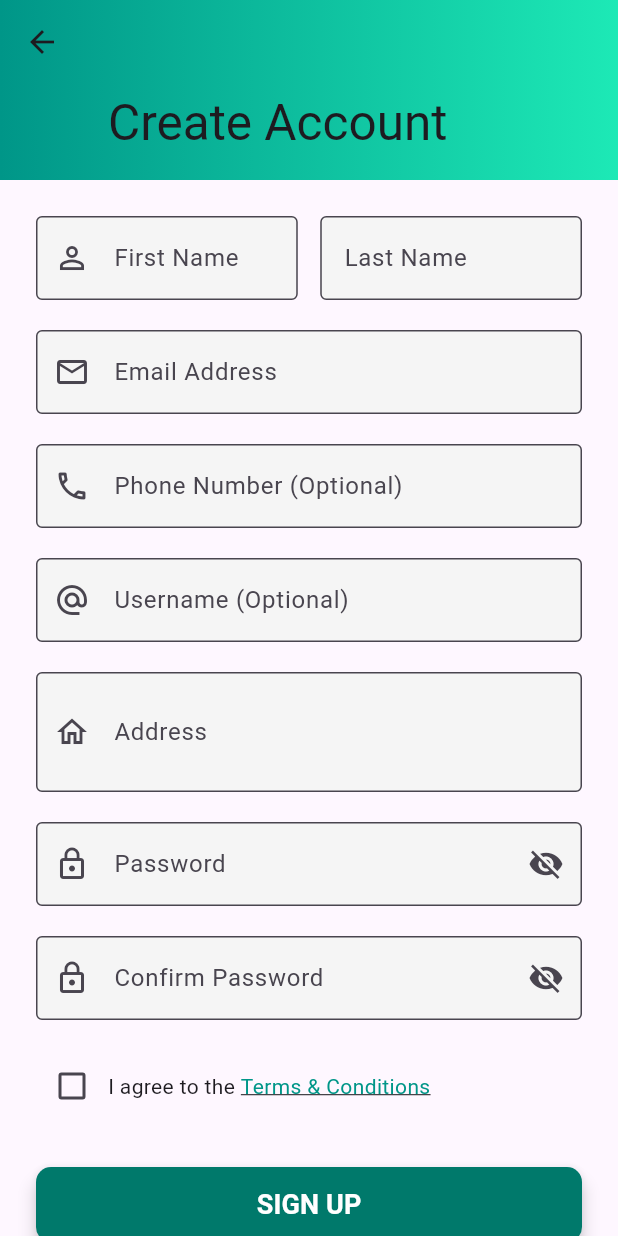
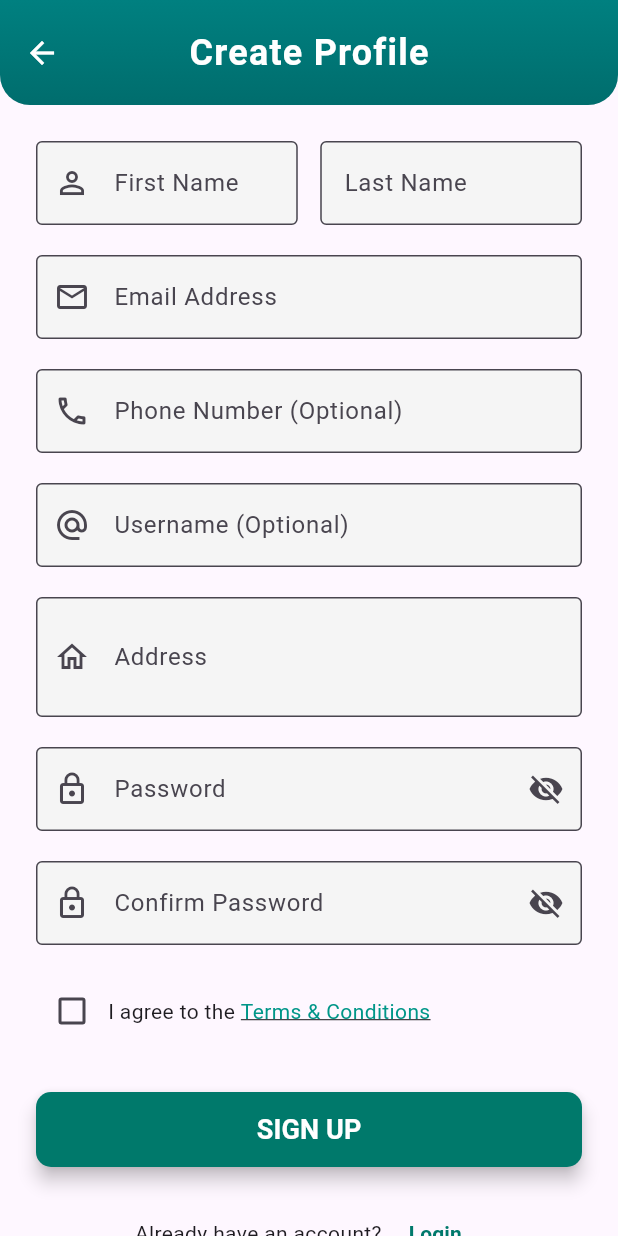
Before and after one commit to topmasum/Pet-guardian-, a Flutter app: the SignUpPage screen opened directly, on a phone screen of 412 x 824 dp. Run offline on Flutter 3.47's test engine with Material 3 defaults, Android fonts, the phone set to English and light mode, and no system bars; our stand-ins replace cloud_firestore, firebase_auth, firebase_core, image_picker; accounts and stored records are empty.

Commit message:
with new profile image and design

```diff
--- a/lib/signup_page.dart
+++ b/lib/signup_page.dart
@@ -104,22 +104,54 @@ class _SignUpPageState extends State<SignUpPage> {
   @override
   Widget build(BuildContext context) {
     return Scaffold(
+      appBar: AppBar(
+        title: Text(
+          'Create Profile',
+          style: TextStyle(
+            fontSize: 24,
+            fontWeight: FontWeight.w600,
+            color: Colors.white,
+            letterSpacing: 0.8,
+          ),
+        ),
+        centerTitle: true,
+        backgroundColor: Colors.transparent,
+        elevation: 0,
+        toolbarHeight: 70,
+        leading: IconButton(
+          icon: Icon(Icons.arrow_back, color: Colors.white),
+          onPressed: () => Navigator.pop(context),
+        ),
+        flexibleSpace: ClipRRect(
+          borderRadius: BorderRadius.only(
+            bottomLeft: Radius.circular(20),
+            bottomRight: Radius.circular(20),
+          ),
+          child: Container(
+            decoration: BoxDecoration(
+              gradient: LinearGradient(
+                begin: Alignment.topCenter,
+                end: Alignment.bottomCenter,
+                colors: [
+                  Color(0xFF008080),
+                  Color(0xFF006D6D),
+                ],
+              ),
+              boxShadow: [
+                BoxShadow(
+                  color: Colors.black.withOpacity(0.15),
+                  blurRadius: 12,
+                  spreadRadius: 0.5,
+                  offset: Offset(0, 6),
+                ),
+              ],
+            ),
+          ),
+        ),
+      ),
       body: CustomScrollView(
         slivers: [
-          SliverAppBar(
-            expandedHeight: 120,
-            flexibleSpace: FlexibleSpaceBar(
-              title: Text('Create Account'),
-              background: Container(
-                decoration: BoxDecoration(
-                  gradient: LinearGradient(
-                    colors: [Colors.teal, Colors.tealAccent.shade400],
-                  ),
-                ),
-              ),
-            ),
-            pinned: true,
-          ),
+
           SliverPadding(
             padding: EdgeInsets.all(24),
             sliver: SliverList(
```
Also changed, not shown: lib/EditProfilePage.dart (+76 -23 lines), lib/chat_list_page.dart (+43 -1 lines), lib/chat_page.dart (+46 -3 lines), pubspec.yaml (+3 -10 lines), pubspec.lock, 3 other files.
